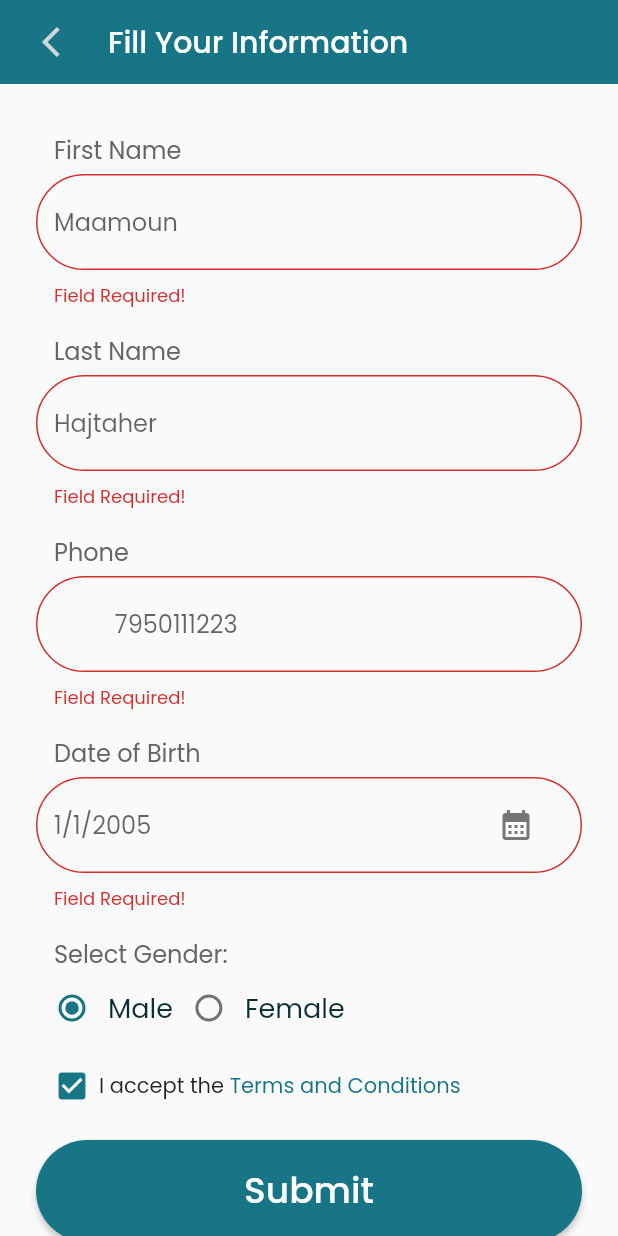
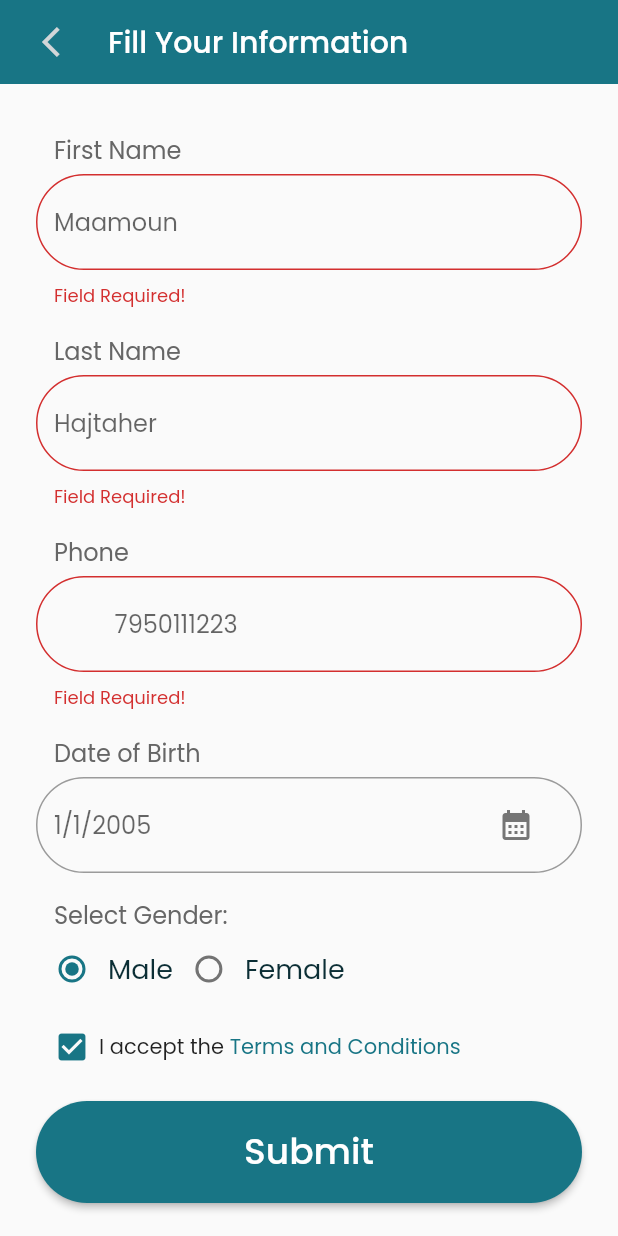
Before and after one commit to RashadGhassan/ToDo-List-Project, a Flutter app: the InfoRegistrationPage screen opened by its route, after a tap on "Submit", on a phone screen of 412 x 824 dp. Run offline on Flutter 3.47's test engine with Material 2 defaults, Android fonts, the phone set to English and light mode, and no system bars.

Commit message:
fixed some bugs

```diff
--- a/lib/screens/register_info_screen.dart
+++ b/lib/screens/register_info_screen.dart
@@ -154,8 +154,8 @@ class _InfoRegistrationState extends State<InfoRegistration> {
                         if (value!.isEmpty) {
                           return "Field Required!";
                         }
-                        RegExp regex = RegExp(r'^(?=.*?[0-9])$');
-                        if (!regex.hasMatch(value) || value.length != 10) {
+                        RegExp regex = RegExp(r'^(?:[+0]9)?[0-9]{9}$');
+                        if (!regex.hasMatch(value) || value.length != 9) {
                           return 'Invalid Phone Number';
                         }
                       },
@@ -186,11 +186,6 @@ class _InfoRegistrationState extends State<InfoRegistration> {
                       ),
                     ),
                     TextFormField(
-                      validator: (value) {
-                        if (value!.isEmpty) {
-                          return "Field Required!";
-                        }
-                      },
                       readOnly: true,
                       decoration: InputDecoration(
                         suffixIcon: MaterialButton(
```
